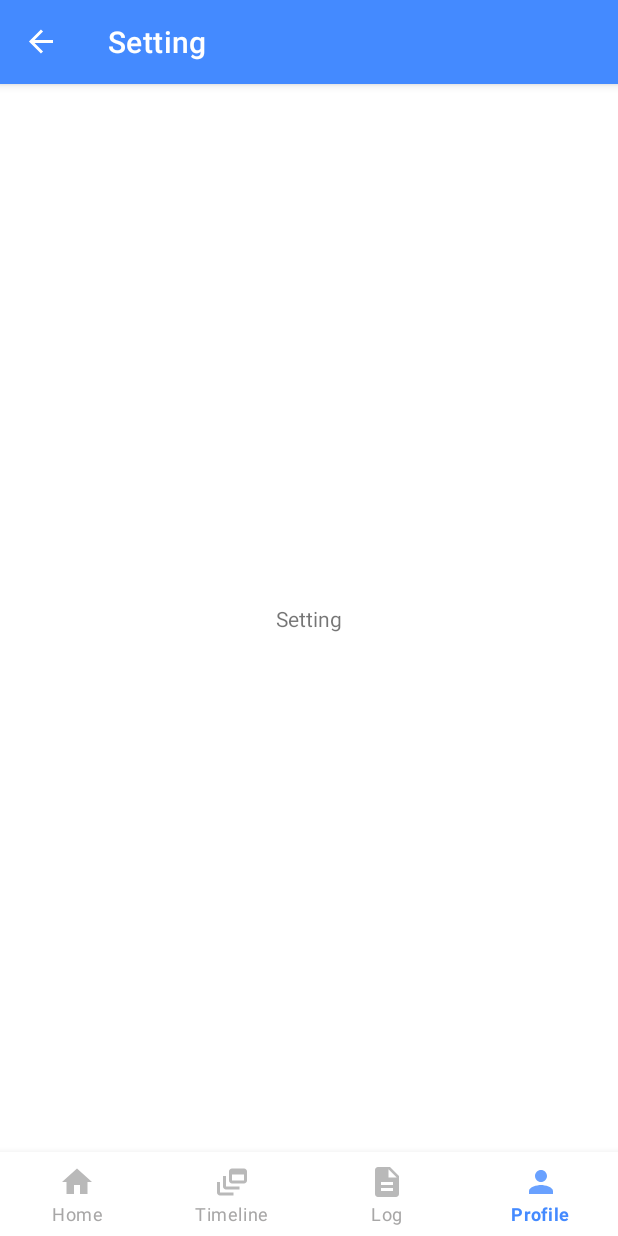
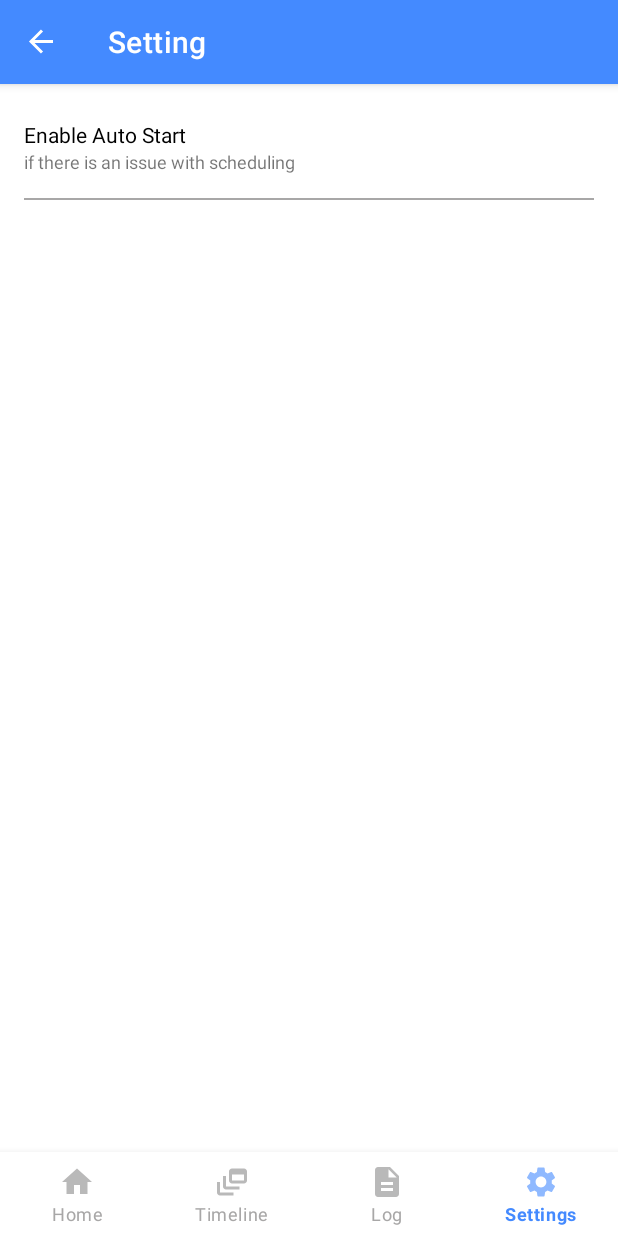
Before and after one commit to tanvir-ahmod/SMS-Scheduler, an Android app: the SettingFragment screen opened through its navigation route, on a phone screen of 412 x 824 dp. Run offline under Robolectric (Android 15) with nearby library versions, the light colour scheme and no system bars; our stand-ins replace Dagger/Hilt's generated code, data binding, navigation-ui; libraries missing offline, so code that uses them is left out: androidx.hilt.lifecycle; 1 statement that could not run was skipped.

Commit message:
Add functionality to enable auto start

```diff
--- a/app/src/main/AndroidManifest.xml
+++ b/app/src/main/AndroidManifest.xml
@@ -25,7 +25,7 @@
         </activity>
 
         <receiver
-            android:name=".utils.BootComplete"
+            android:name=".utils.BootCompleteBroadCastReceiver"
             android:enabled="true"
             android:exported="true">
             <intent-filter>
--- a/app/src/main/java/com/example/scheduledmessenger/ui/setting/SettingFragment.kt
+++ b/app/src/main/java/com/example/scheduledmessenger/ui/setting/SettingFragment.kt
@@ -1,10 +1,25 @@
 package com.example.scheduledmessenger.ui.setting
 
 import android.os.Bundle
-import androidx.fragment.app.Fragment
-import android.view.LayoutInflater
 import android.view.View
-import android.view.ViewGroup
-import com.example.scheduledmessenger.R
+import androidx.fragment.app.viewModels
+import com.example.scheduledmessenger.base.BaseFragment
+import com.example.scheduledmessenger.databinding.FragmentSettingBinding
 
-class SettingFragment : Fragment(R.layout.fragment_setting)
+class SettingFragment : BaseFragment<SettingViewModel, FragmentSettingBinding>() {
+
+    override val mViewModel: SettingViewModel by viewModels()
+
+    override fun getViewBinding(): FragmentSettingBinding =
+        FragmentSettingBinding.inflate(layoutInflater).apply {
+            viewModel = mViewModel
+        }
+
+    override fun onViewCreated(view: View, savedInstanceState: Bundle?) {
+        super.onViewCreated(view, savedInstanceState)
+
+        mViewBinding.autoStartContainer.setOnClickListener {
+            gotoAutoStartSetting()
+        }
+    }
+}
--- /dev/null
+++ b/app/src/main/java/com/example/scheduledmessenger/ui/setting/SettingViewModel.kt
@@ -0,0 +1,18 @@
+package com.example.scheduledmessenger.ui.setting
+
+import android.os.Build
+import androidx.databinding.ObservableField
+import androidx.hilt.lifecycle.ViewModelInject
+import com.example.scheduledmessenger.base.BaseViewModel
+
+
+class SettingViewModel @ViewModelInject constructor() :
+    BaseViewModel() {
+    val isShowAutoStart = ObservableField<Boolean>(false)
+
+    init {
+        if ("xiaomi".equals(Build.MANUFACTURER, ignoreCase = true)) {
+            isShowAutoStart.set(true)
+        }
+    }
+}
--- a/app/src/main/java/com/example/scheduledmessenger/utils/BootComplete.kt
+++ b/app/src/main/java/com/example/scheduledmessenger/utils/BootCompleteBroadCastReceiver.kt
@@ -11,7 +11,7 @@ import kotlinx.coroutines.launch
 import javax.inject.Inject
 
 @AndroidEntryPoint
-class BootComplete : BaseBroadCastReceiver() {
+class BootCompleteBroadCastReceiver : BaseBroadCastReceiver() {
 
     @Inject
     lateinit var scheduleRepository: ScheduleRepository
--- a/app/src/main/res/drawable-anydpi/ic_profile.xml
+++ /dev/null
@@ -1,11 +0,0 @@
-<vector xmlns:android="http://schemas.android.com/apk/res/android"
-    android:width="24dp"
-    android:height="24dp"
-    android:viewportWidth="24"
-    android:viewportHeight="24"
-    android:tint="#FFFFFF"
-    android:alpha="0.8">
-  <path
-      android:fillColor="@android:color/white"
-      android:pathData="M12,12c2.21,0 4,-1.79 4,-4s-1.79,-4 -4,-4 -4,1.79 -4,4 1.79,4 4,4zM12,14c-2.67,0 -8,1.34 -8,4v2h16v-2c0,-2.66 -5.33,-4 -8,-4z"/>
-</vector>
--- /dev/null
+++ b/app/src/main/res/drawable-anydpi/ic_setting.xml
@@ -0,0 +1,11 @@
+<vector xmlns:android="http://schemas.android.com/apk/res/android"
+    android:width="24dp"
+    android:height="24dp"
+    android:viewportWidth="24"
+    android:viewportHeight="24"
+    android:tint="#333333"
+    android:alpha="0.6">
+  <path
+      android:fillColor="@android:color/white"
+      android:pathData="M19.14,12.94c0.04,-0.3 0.06,-0.61 0.06,-0.94c0,-0.32 -0.02,-0.64 -0.07,-0.94l2.03,-1.58c0.18,-0.14 0.23,-0.41 0.12,-0.61l-1.92,-3.32c-0.12,-0.22 -0.37,-0.29 -0.59,-0.22l-2.39,0.96c-0.5,-0.38 -1.03,-0.7 -1.62,-0.94L14.4,2.81c-0.04,-0.24 -0.24,-0.41 -0.48,-0.41h-3.84c-0.24,0 -0.43,0.17 -0.47,0.41L9.25,5.35C8.66,5.59 8.12,5.92 7.63,6.29L5.24,5.33c-0.22,-0.08 -0.47,0 -0.59,0.22L2.74,8.87C2.62,9.08 2.66,9.34 2.86,9.48l2.03,1.58C4.84,11.36 4.8,11.69 4.8,12s0.02,0.64 0.07,0.94l-2.03,1.58c-0.18,0.14 -0.23,0.41 -0.12,0.61l1.92,3.32c0.12,0.22 0.37,0.29 0.59,0.22l2.39,-0.96c0.5,0.38 1.03,0.7 1.62,0.94l0.36,2.54c0.05,0.24 0.24,0.41 0.48,0.41h3.84c0.24,0 0.44,-0.17 0.47,-0.41l0.36,-2.54c0.59,-0.24 1.13,-0.56 1.62,-0.94l2.39,0.96c0.22,0.08 0.47,0 0.59,-0.22l1.92,-3.32c0.12,-0.22 0.07,-0.47 -0.12,-0.61L19.14,12.94zM12,15.6c-1.98,0 -3.6,-1.62 -3.6,-3.6s1.62,-3.6 3.6,-3.6s3.6,1.62 3.6,3.6S13.98,15.6 12,15.6z"/>
+</vector>
--- a/app/src/main/res/layout/fragment_setting.xml
+++ b/app/src/main/res/layout/fragment_setting.xml
@@ -1,17 +1,58 @@
 <?xml version="1.0" encoding="utf-8"?>
-<androidx.constraintlayout.widget.ConstraintLayout xmlns:android="http://schemas.android.com/apk/res/android"
+<layout xmlns:android="http://schemas.android.com/apk/res/android"
     xmlns:app="http://schemas.android.com/apk/res-auto"
-    xmlns:tools="http://schemas.android.com/tools"
+    xmlns:tools="http://schemas.android.com/tools">
+
+    <data>
+
+        <import type="android.view.View" />
+
+        <variable
+            name="viewModel"
+            type="com.example.scheduledmessenger.ui.setting.SettingViewModel" />
+    </data>
+
+    <androidx.constraintlayout.widget.ConstraintLayout
         android:layout_width="match_parent"
         android:layout_height="match_parent"
+        android:layout_margin="16dp"
+        android:padding="16dp"
         tools:context=".ui.home.HomeFragment">
 
-    <TextView
+        <LinearLayout
+            android:id="@+id/auto_start_container"
             android:layout_width="match_parent"
             android:layout_height="wrap_content"
-        android:gravity="center"
-        android:text="Setting"
-        app:layout_constraintBottom_toBottomOf="parent"
+            android:orientation="vertical"
+            android:paddingTop="8dp"
+            android:paddingBottom="8dp"
+            android:visibility="@{viewModel.isShowAutoStart() ? View.VISIBLE : View.GONE}"
+            app:layout_constraintTop_toTopOf="parent">
+
+            <androidx.appcompat.widget.AppCompatTextView
+                android:layout_width="match_parent"
+                android:layout_height="wrap_content"
+                android:text="@string/enable_auto_start_title"
+                android:textColor="@color/colorBlack"
+                android:textSize="14sp"
                 app:layout_constraintTop_toTopOf="parent" />
 
+            <androidx.appcompat.widget.AppCompatTextView
+                android:layout_width="match_parent"
+                android:layout_height="wrap_content"
+                android:text="@string/enable_auto_start_subtitle"
+                android:textSize="12sp"
+                app:layout_constraintTop_toTopOf="parent" />
+
+            <View
+                android:layout_width="match_parent"
+                android:layout_height="1dp"
+                android:layout_marginTop="16dp"
+                android:background="@color/colorGray"
+                app:layout_constraintTop_toBottomOf="@+id/auto_start_container" />
+
+        </LinearLayout>
+
+
     </androidx.constraintlayout.widget.ConstraintLayout>
+</layout>
--- a/app/src/main/res/menu/bottom_navigation_menu.xml
+++ b/app/src/main/res/menu/bottom_navigation_menu.xml
@@ -1,20 +1,24 @@
 <?xml version="1.0" encoding="utf-8"?>
 <menu xmlns:android="http://schemas.android.com/apk/res/android">
 
-    <item android:id="@+id/homeFragment"
-        android:title="@string/home"
-        android:icon="@drawable/ic_home"/>
+    <item
+        android:id="@+id/homeFragment"
+        android:icon="@drawable/ic_home"
+        android:title="@string/home" />
 
-    <item android:id="@+id/timelineFragment"
-        android:title="@string/timeline"
-        android:icon="@drawable/ic_timeline"/>
+    <item
+        android:id="@+id/timelineFragment"
+        android:icon="@drawable/ic_timeline"
+        android:title="@string/timeline" />
 
-    <item android:id="@+id/logFragment"
-        android:title="@string/log"
-        android:icon="@drawable/ic_log"/>
+    <item
+        android:id="@+id/logFragment"
+        android:icon="@drawable/ic_log"
+        android:title="@string/log" />
 
-    <item android:id="@+id/settingFragment"
-        android:title="@string/profile"
-        android:icon="@drawable/ic_profile"/>
+    <item
+        android:id="@+id/settingFragment"
+        android:icon="@drawable/ic_setting"
+        android:title="@string/settings" />
 
 </menu>
--- a/app/src/main/res/values/strings.xml
+++ b/app/src/main/res/values/strings.xml
@@ -27,4 +27,7 @@
     <string name="no_data_found">No Data Found</string>
     <string name="no_upcoming_events">No Upcoming Events</string>
     <string name="type_name_to_search">type name to search</string>
+    <string name="settings">Settings</string>
+    <string name="enable_auto_start_title">Enable Auto Start</string>
+    <string name="enable_auto_start_subtitle">if there is an issue with scheduling</string>
 </resources>
```
Also changed, not shown: app/src/main/java/com/example/scheduledmessenger/base/BaseFragment.kt (+11 -0 lines), app/src/main/java/com/example/scheduledmessenger/ui/dialog/AutoStartEnableDialog.kt (added, +44 -0 lines), app/src/main/res/layout/dialog_auto_start.xml (added, +33 -0 lines), app/src/main/res/drawable-hdpi/ic_profile.png (deleted), app/src/main/res/drawable-hdpi/ic_setting.png (added), app/src/main/res/drawable-mdpi/ic_profile.png (deleted), app/src/main/res/drawable-mdpi/ic_setting.png (added), app/src/main/res/drawable-xhdpi/ic_profile.png (deleted), app/src/main/res/drawable-xhdpi/ic_setting.png (added), app/src/main/res/drawable-xxhdpi/ic_profile.png (deleted), app/src/main/res/drawable-xxhdpi/ic_setting.png (added). Lines whose indentation alone changed are shown as unchanged.
